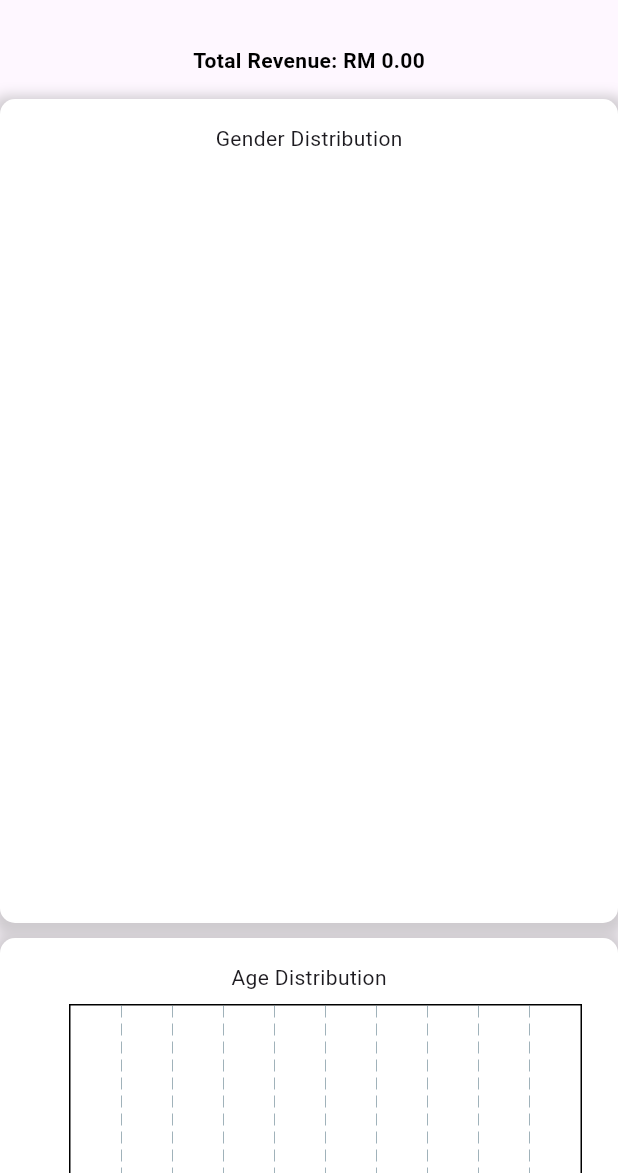
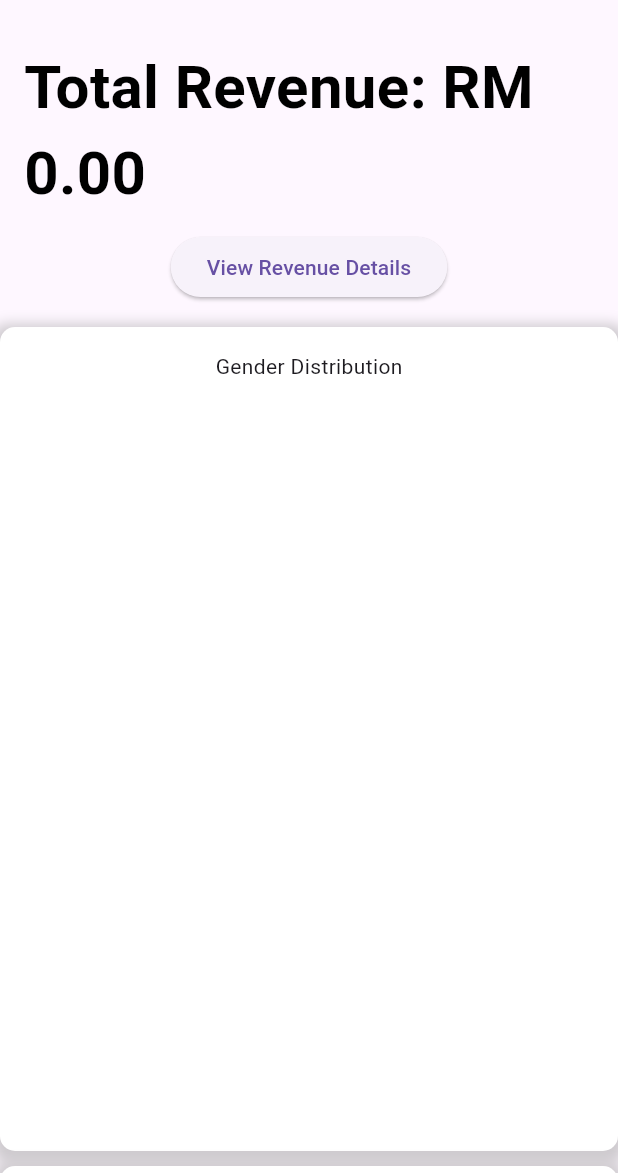
Before and after one commit to hanxi27/Admin-Website, a Flutter app: the DashboardScreen screen opened by its route, on a phone screen of 412 x 824 dp, the part 63-1236 px from its top. Run offline on Flutter 3.47's test engine with Material 3 defaults, Android fonts, the phone set to English and light mode, and no system bars; drawn by our look-alikes of fl_chart; our stand-ins replace badges, cloud_firestore, file_picker, firebase_analytics, firebase_auth, firebase_core and 2 more; accounts and stored records are empty; project files that could hold a hidden picture were left out.

Commit message:
dashboard

```diff
--- a/lib/Map/region.dart
+++ b/lib/Map/region.dart
@@ -70,7 +70,7 @@ List<SelectableRegion> getSelectableRegions(
       top: mapCoordinate(0.3, -0.2, 1.2, 0.0, floorplanHeight) - dotSize / 2,
       width: mapCoordinate(1.6, -0.2, 1.7, 0.0, floorplanWidth) - mapCoordinate(1.5, -0.2, 1.7, 0.0, floorplanWidth),
       height: mapCoordinate(0.7, -0.2, 1.2, 0.0, floorplanHeight) - mapCoordinate(0.3, -0.2, 1.2, 0.0, floorplanHeight),
-      color: Color.fromARGB(255, 67, 55, 67).withOpacity(0.7),
+      color: Color.fromARGB(255, 223, 5, 111).withOpacity(0.7),
       onTap: () {
         print('Tapped on Nutrition region');
         onRegionTap('Nutrition');
@@ -81,7 +81,7 @@ List<SelectableRegion> getSelectableRegions(
       top: mapCoordinate(0.3, -0.2, 1.2, 0.0, floorplanHeight) - dotSize / 2,
       width: mapCoordinate(1.2, -0.2, 1.7, 0.0, floorplanWidth) - mapCoordinate(1.15, -0.2, 1.7, 0.0, floorplanWidth),
       height: mapCoordinate(0.7, -0.2, 1.2, 0.0, floorplanHeight) - mapCoordinate(0.3, -0.2, 1.2, 0.0, floorplanHeight),
-      color: Color.fromARGB(255, 205, 70, 209).withOpacity(0.7),
+      color: Color.fromARGB(255, 67, 55, 67).withOpacity(0.7),
       onTap: () {
         print('Tapped on Supplement region');
         onRegionTap('Supplement');
--- a/lib/dashboard/dashboard_screen.dart
+++ b/lib/dashboard/dashboard_screen.dart
@@ -4,6 +4,7 @@ import 'gender.dart';
 import 'age.dart';
 import 'items.dart';
 import 'category.dart';
+import 'revenue.dart'; // Import the RevenueScreen
 
 class DashboardScreen extends StatefulWidget {
   const DashboardScreen({Key? key}) : super(key: key);
@@ -48,9 +49,23 @@ class _DashboardScreenState extends State<DashboardScreen> {
                   children: [
                     Padding(
                       padding: const EdgeInsets.all(16.0),
-                      child: Text(
-                        'Total Revenue: RM ${totalRevenue.toStringAsFixed(2)}',
-                        style: TextStyle(fontWeight: FontWeight.bold, color: Colors.black),
+                      child: Column(
+                        children: [
+                          Text(
+                            'Total Revenue: RM ${totalRevenue.toStringAsFixed(2)}',
+                            style: TextStyle(fontWeight: FontWeight.bold, color: Colors.black, fontSize: 40),
+                          ),
+                          SizedBox(height: 10),
+                          ElevatedButton(
+                            onPressed: () {
+                              Navigator.push(
+                                context,
+                                MaterialPageRoute(builder: (context) => RevenueScreen()),
+                              );
+                            },
+                            child: Text('View Revenue Details'),
+                          ),
+                        ],
                       ),
                     ),
                     GridView.count(
```
Also changed, not shown: lib/dashboard/category.dart (+17 -47 lines), lib/dashboard/items.dart (+8 -1 lines).
